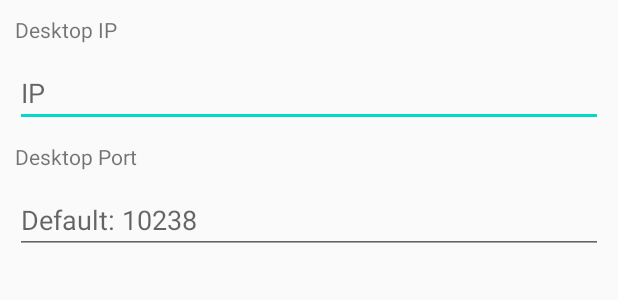
After one commit to MrLetsplay2003/StreamDeckAndroid, an Android app: the layout settings.xml on its own in the app's theme, with its tools: preview values and no code run, on a phone screen of 412 x 824 dp. The commit adds this screen. Shown: the top 300 px of the screen. Run offline under Robolectric (Android 15) with nearby library versions, the phone set to English and light mode, and no system bars.

Commit message:
Remove hardcoded host + port, Add settings

```diff
--- a/app/src/main/AndroidManifest.xml
+++ b/app/src/main/AndroidManifest.xml
@@ -16,7 +16,7 @@
         android:fullBackupContent="true">
         <activity android:name=".MainActivity"
             android:screenOrientation="sensorLandscape"
-            android:theme="@android:style/Theme.Light.NoTitleBar.Fullscreen">
+            android:theme="@style/AppFullScreenTheme">
             <intent-filter>
                 <action android:name="android.intent.action.MAIN" />
 
--- /dev/null
+++ b/app/src/main/res/layout/settings.xml
@@ -0,0 +1,46 @@
+<?xml version="1.0" encoding="utf-8"?>
+<LinearLayout xmlns:android="http://schemas.android.com/apk/res/android"
+    android:layout_width="match_parent"
+    android:layout_height="match_parent"
+    android:orientation="vertical" >
+
+    <TextView
+        android:layout_width="match_parent"
+        android:layout_height="wrap_content"
+        android:layout_marginStart="10dp"
+        android:layout_marginTop="10dp"
+        android:layout_marginEnd="10dp"
+        android:text="@string/settings_host_label" />
+
+    <EditText
+        android:id="@+id/settings_host"
+        android:layout_width="match_parent"
+        android:layout_height="wrap_content"
+        android:layout_marginStart="10dp"
+        android:layout_marginTop="10dp"
+        android:layout_marginEnd="10dp"
+        android:ems="10"
+        android:hint="@string/settings_host_hint"
+        android:inputType="text"
+        android:autofillHints="no" />
+
+    <TextView
+        android:layout_width="match_parent"
+        android:layout_height="wrap_content"
+        android:layout_marginStart="10dp"
+        android:layout_marginTop="10dp"
+        android:layout_marginEnd="10dp"
+        android:text="@string/settings_port_label" />
+
+    <EditText
+        android:id="@+id/settings_port"
+        android:layout_width="match_parent"
+        android:layout_height="wrap_content"
+        android:layout_marginStart="10dp"
+        android:layout_marginTop="10dp"
+        android:layout_marginEnd="10dp"
+        android:ems="10"
+        android:hint="@string/settings_port_hint"
+        android:inputType="number"
+        android:autofillHints="no" />
+</LinearLayout>
--- a/app/src/main/res/values/strings.xml
+++ b/app/src/main/res/values/strings.xml
@@ -3,4 +3,8 @@
     <string name="reconnect">Reconnect</string>
     <string name="exit">Exit</string>
     <string name="connection_lost">Connection lost, reconnect?</string>
+    <string name="settings_host_hint">IP</string>
+    <string name="settings_host_label">Desktop IP</string>
+    <string name="settings_port_label">Desktop Port</string>
+    <string name="settings_port_hint">Default: 10238</string>
 </resources>
--- a/app/src/main/res/values/styles.xml
+++ b/app/src/main/res/values/styles.xml
@@ -7,4 +7,11 @@
         <item name="colorAccent">@color/colorAccent</item>
     </style>
 
+    <style name="AppFullScreenTheme" parent="Theme.AppCompat.Light.NoActionBar">
+        <item name="android:windowNoTitle">true</item>
+        <item name="android:windowActionBar">false</item>
+        <item name="android:windowFullscreen">true</item>
+        <item name="android:windowContentOverlay">@null</item>
+    </style>
+
 </resources>
```
Also changed, not shown: app/src/main/java/me/mrletsplay/streamdeckandroid/MainActivity.java (+82 -21 lines), app/src/main/java/me/mrletsplay/streamdeckandroid/networking/DeckNetworking.java (+46 -1 lines), app/src/main/res/layout/activity_main.xml (+44 -43 lines).
